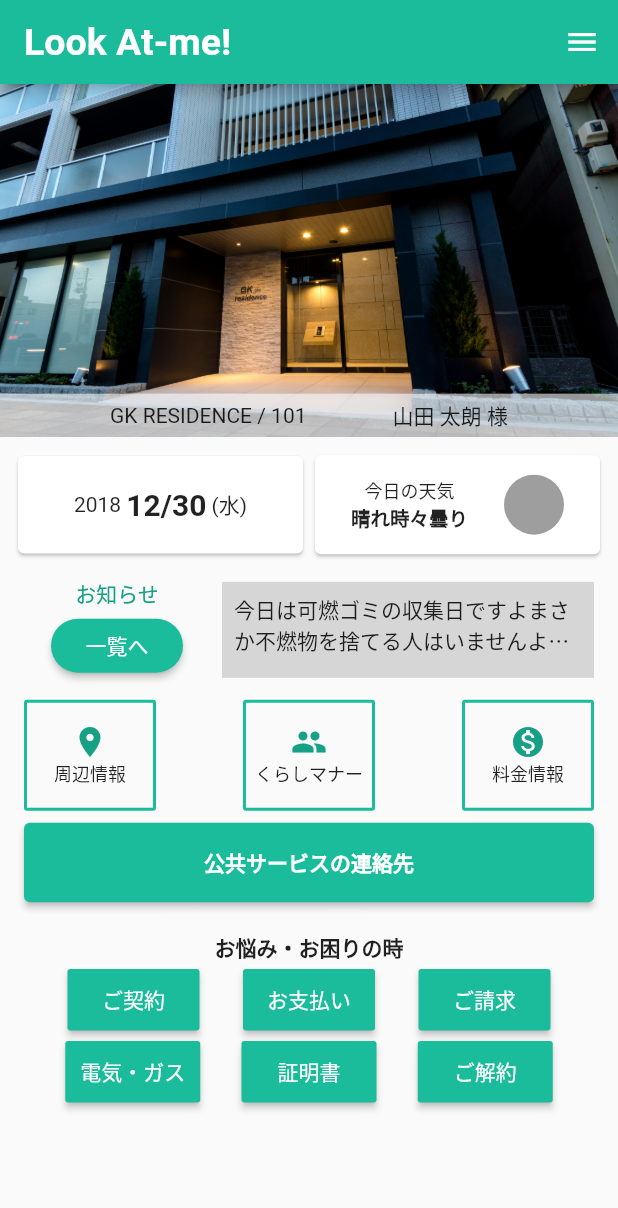
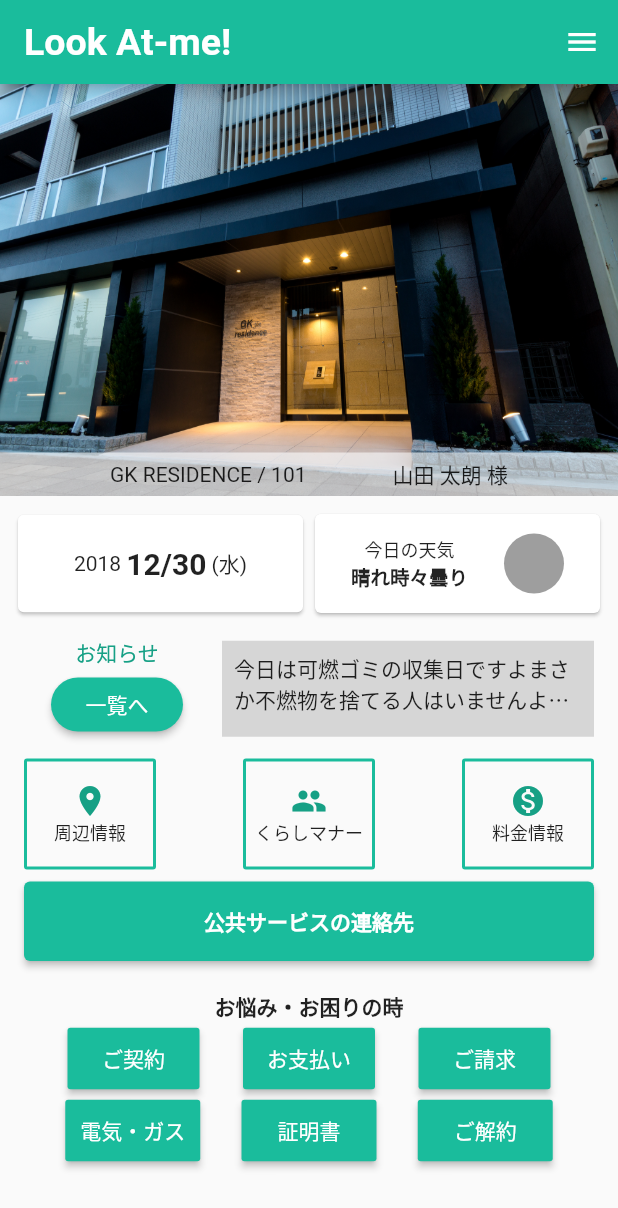
Before and after one commit to hayabusabusa/Flutter-state_management_tutorials, a Flutter app: the screen it shows after launch, on a phone screen of 412 x 824 dp. Shown: the top 1208 px of the screen. Run offline on Flutter 3.47's test engine with Material 2 defaults, Android fonts, the phone set to English and light mode, and no system bars.

Commit message:
Fix header image size

```diff
--- a/old_app_me/lib/screens/home.dart
+++ b/old_app_me/lib/screens/home.dart
@@ -35,7 +35,7 @@ class Header extends StatelessWidget {
           Image.asset(
             'images/home.jpg',
             width: 800,
-            height: MediaQuery.of(context).size.height / 3.5,
+            height: MediaQuery.of(context).size.height / 3.0,
             fit: BoxFit.fill,
           ),
           Container(
```
